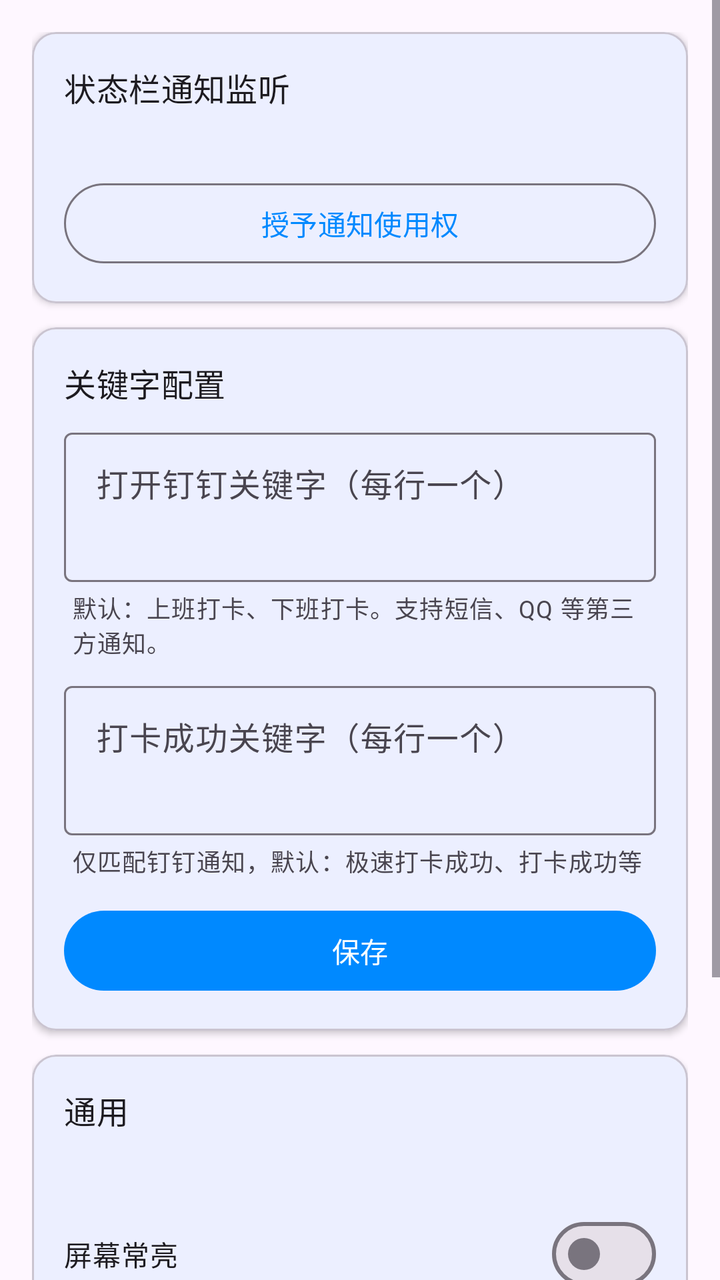
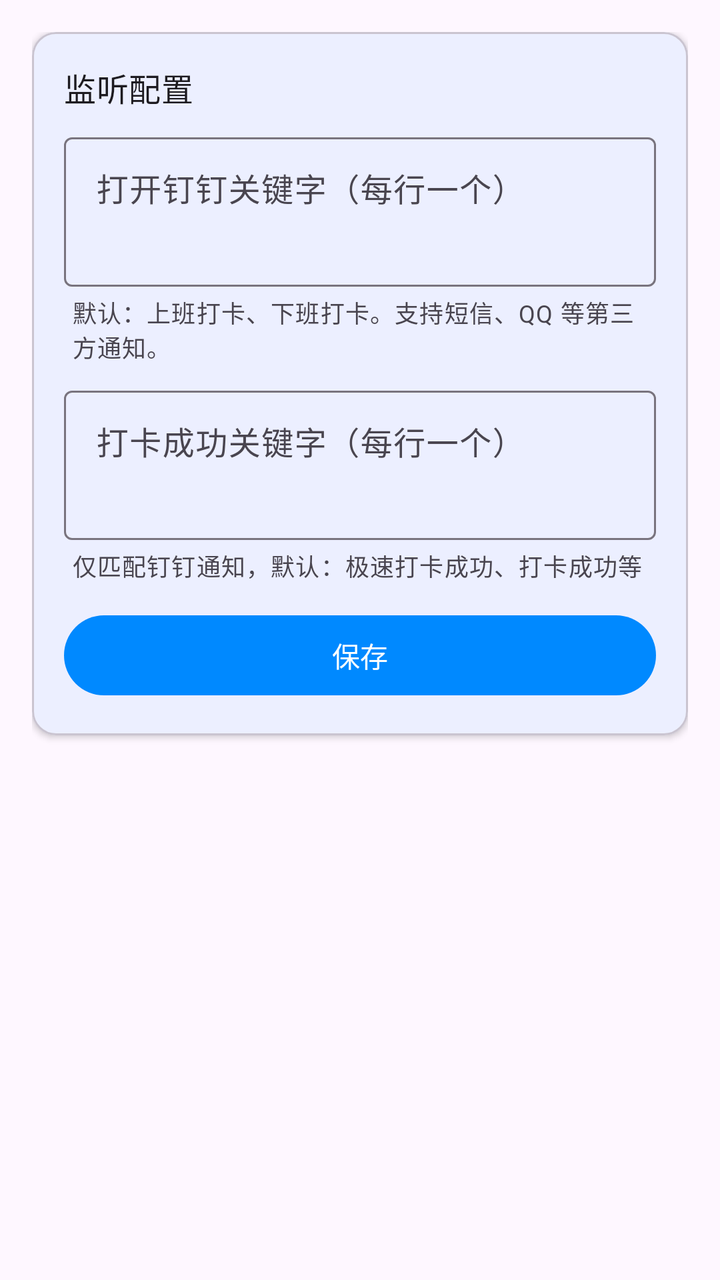

Compare the two renders of this Android layout. The source of the first and the diff that turns it into the second are given below.
<!-- AndroidManifest.xml: application theme Theme.DDTask -->
<!-- res/layout/fragment_settings_notification.xml -->
<?xml version="1.0" encoding="utf-8"?>
<ScrollView
    xmlns:android="http://schemas.android.com/apk/res/android"
    xmlns:app="http://schemas.android.com/apk/res-auto"
    android:layout_width="match_parent"
    android:layout_height="match_parent"
    android:fillViewport="true">

    <LinearLayout
        android:layout_width="match_parent"
        android:layout_height="wrap_content"
        android:orientation="vertical"
        android:padding="16dp">

        <com.google.android.material.card.MaterialCardView
            android:layout_width="match_parent"
            android:layout_height="wrap_content"
            app:cardElevation="2dp">

            <LinearLayout
                android:layout_width="match_parent"
                android:layout_height="wrap_content"
                android:orientation="vertical"
                android:padding="16dp">

                <TextView
                    android:layout_width="wrap_content"
                    android:layout_height="wrap_content"
                    android:text="@string/settings_notification_access_title"
                    android:textAppearance="?attr/textAppearanceTitleMedium" />

                <TextView
                    android:id="@+id/status_listener"
                    android:layout_width="wrap_content"
                    android:layout_height="wrap_content"
                    android:layout_marginTop="8dp"
                    android:textAppearance="?attr/textAppearanceBodySmall" />

                <com.google.android.material.button.MaterialButton
                    android:id="@+id/btn_grant_listener"
                    style="@style/Widget.Material3.Button.OutlinedButton"
                    android:layout_width="match_parent"
                    android:layout_height="wrap_content"
                    android:layout_marginTop="8dp"
                    android:text="@string/grant_notification_access" />

            </LinearLayout>

        </com.google.android.material.card.MaterialCardView>

        <com.google.android.material.card.MaterialCardView
            android:layout_width="match_parent"
            android:layout_height="wrap_content"
            android:layout_marginTop="12dp"
            app:cardElevation="2dp">

            <LinearLayout
                android:layout_width="match_parent"
                android:layout_height="wrap_content"
                android:orientation="vertical"
                android:padding="16dp">

                <TextView
                    android:layout_width="wrap_content"
                    android:layout_height="wrap_content"
                    android:text="@string/notification_keywords_title"
                    android:textAppearance="?attr/textAppearanceTitleMedium" />

                <LinearLayout
                    android:id="@+id/layout_keywords_summary"
                    android:layout_width="match_parent"
                    android:layout_height="wrap_content"
                    android:layout_marginTop="8dp"
                    android:orientation="vertical"
                    android:visibility="gone">

                    <TextView
                        android:id="@+id/tv_keywords_summary"
                        android:layout_width="match_parent"
                        android:layout_height="wrap_content"
                        android:textAppearance="?attr/textAppearanceBodyMedium" />

                    <com.google.android.material.button.MaterialButton
                        android:id="@+id/btn_edit_keywords"
                        style="@style/Widget.Material3.Button.TextButton"
                        android:layout_width="wrap_content"
                        android:layout_height="wrap_content"
                        android:text="@string/edit_keywords_config" />

                </LinearLayout>

                <LinearLayout
                    android:id="@+id/layout_keywords_form"
                    android:layout_width="match_parent"
                    android:layout_height="wrap_content"
                    android:layout_marginTop="8dp"
                    android:orientation="vertical">

                    <com.google.android.material.textfield.TextInputLayout
                        android:layout_width="match_parent"
                        android:layout_height="wrap_content"
                        android:hint="@string/trigger_keywords_hint">

                        <com.google.android.material.textfield.TextInputEditText
                            android:id="@+id/et_trigger_keywords"
                            android:layout_width="match_parent"
                            android:layout_height="wrap_content"
                            android:gravity="top"
                            android:inputType="textMultiLine"
                            android:minLines="2" />

                    </com.google.android.material.textfield.TextInputLayout>

                    <TextView
                        android:layout_width="wrap_content"
                        android:layout_height="wrap_content"
                        android:layout_marginStart="4dp"
                        android:layout_marginTop="4dp"
                        android:text="@string/trigger_keywords_help"
                        android:textAppearance="?attr/textAppearanceBodySmall"
                        android:textColor="?android:attr/textColorSecondary" />

                    <com.google.android.material.textfield.TextInputLayout
                        android:layout_width="match_parent"
                        android:layout_height="wrap_content"
                        android:layout_marginTop="8dp"
                        android:hint="@string/success_keywords_hint">

                        <com.google.android.material.textfield.TextInputEditText
                            android:id="@+id/et_success_keywords"
                            android:layout_width="match_parent"
                            android:layout_height="wrap_content"
                            android:gravity="top"
                            android:inputType="textMultiLine"
                            android:minLines="2" />

                    </com.google.android.material.textfield.TextInputLayout>

                    <TextView
                        android:layout_width="wrap_content"
                        android:layout_height="wrap_content"
                        android:layout_marginStart="4dp"
                        android:layout_marginTop="4dp"
                        android:text="@string/success_keywords_help"
                        android:textAppearance="?attr/textAppearanceBodySmall"
                        android:textColor="?android:attr/textColorSecondary" />

                    <com.google.android.material.button.MaterialButton
                        android:id="@+id/btn_save_keywords"
                        android:layout_width="match_parent"
                        android:layout_height="wrap_content"
                        android:layout_marginTop="12dp"
                        android:text="@string/save" />

                </LinearLayout>

            </LinearLayout>

        </com.google.android.material.card.MaterialCardView>

        <com.google.android.material.card.MaterialCardView
            android:layout_width="match_parent"
            android:layout_height="wrap_content"
            android:layout_marginTop="12dp"
            app:cardElevation="2dp">

            <LinearLayout
                android:layout_width="match_parent"
                android:layout_height="wrap_content"
                android:orientation="vertical"
                android:padding="16dp">

                <TextView
                    android:layout_width="wrap_content"
                    android:layout_height="wrap_content"
                    android:text="@string/settings_general_title"
                    android:textAppearance="?attr/textAppearanceTitleMedium" />

                <TextView
                    android:id="@+id/status_dingtalk"
                    android:layout_width="wrap_content"
                    android:layout_height="wrap_content"
                    android:layout_marginTop="8dp"
                    android:textAppearance="?attr/textAppearanceBodySmall" />

                <com.google.android.material.materialswitch.MaterialSwitch
                    android:id="@+id/switch_keep_screen_on"
                    android:layout_width="match_parent"
                    android:layout_height="wrap_content"
                    android:layout_marginTop="12dp"
                    android:text="@string/keep_screen_on" />

                <TextView
                    android:layout_width="wrap_content"
                    android:layout_height="wrap_content"
                    android:layout_marginStart="4dp"
                    android:text="@string/keep_screen_on_desc"
                    android:textAppearance="?attr/textAppearanceBodySmall"
                    android:textColor="?android:attr/textColorSecondary" />

                <com.google.android.material.materialswitch.MaterialSwitch
                    android:id="@+id/switch_dim_screen"
                    android:layout_width="match_parent"
                    android:layout_height="wrap_content"
                    android:layout_marginTop="12dp"
                    android:text="@string/dim_screen" />

                <TextView
                    android:layout_width="wrap_content"
                    android:layout_height="wrap_content"
                    android:layout_marginStart="4dp"
                    android:text="@string/dim_screen_desc"
                    android:textAppearance="?attr/textAppearanceBodySmall"
                    android:textColor="?android:attr/textColorSecondary" />

                <com.google.android.material.button.MaterialButton
                    android:id="@+id/btn_recheck_permissions"
                    style="@style/Widget.Material3.Button.OutlinedButton"
                    android:layout_width="match_parent"
                    android:layout_height="wrap_content"
                    android:layout_marginTop="12dp"
                    android:text="@string/permission_setup_recheck" />

            </LinearLayout>

        </com.google.android.material.card.MaterialCardView>

    </LinearLayout>

</ScrollView>
<!-- resources referenced by this layout -->
<resources>
  <string name="dim_screen">屏幕最暗</string>
  <string name="dim_screen_desc">开启后屏幕亮度调至最低</string>
  <string name="edit_keywords_config">修改配置</string>
  <string name="grant_notification_access">授予通知使用权</string>
  <string name="keep_screen_on">屏幕常亮</string>
  <string name="keep_screen_on_desc">定时打开钉钉时，屏幕保持常亮不熄灭</string>
  <string name="notification_keywords_title">关键字配置</string>
  <string name="permission_setup_recheck">重新检查权限</string>
  <string name="save">保存</string>
  <string name="settings_general_title">通用</string>
  <string name="settings_notification_access_title">状态栏通知监听</string>
  <string name="success_keywords_help">仅匹配钉钉通知，默认：极速打卡成功、打卡成功等</string>
  <string name="success_keywords_hint">打卡成功关键字（每行一个）</string>
  <string name="trigger_keywords_help">默认：上班打卡、下班打卡。支持短信、QQ 等第三方通知。</string>
  <string name="trigger_keywords_hint">打开钉钉关键字（每行一个）</string>
  <style name="Theme.DDTask" parent="Theme.Material3.Light.NoActionBar">
          <item name="colorPrimary">@color/primary</item>
          <item name="colorPrimaryDark">@color/primary_dark</item>
          <item name="colorSecondary">@color/secondary</item>
      </style>
  <color name="primary">#0089FF</color>
  <color name="primary_dark">#0066CC</color>
  <color name="secondary">#FF6B35</color>
</resources>

<!-- the commit's change to res/layout/fragment_settings_notification.xml (unified diff, before → after) -->
@@ -26,44 +26,7 @@
                 <TextView
                     android:layout_width="wrap_content"
                     android:layout_height="wrap_content"
-                    android:text="@string/settings_notification_access_title"
-                    android:textAppearance="?attr/textAppearanceTitleMedium" />
-
-                <TextView
-                    android:id="@+id/status_listener"
-                    android:layout_width="wrap_content"
-                    android:layout_height="wrap_content"
-                    android:layout_marginTop="8dp"
-                    android:textAppearance="?attr/textAppearanceBodySmall" />
-
-                <com.google.android.material.button.MaterialButton
-                    android:id="@+id/btn_grant_listener"
-                    style="@style/Widget.Material3.Button.OutlinedButton"
-                    android:layout_width="match_parent"
-                    android:layout_height="wrap_content"
-                    android:layout_marginTop="8dp"
-                    android:text="@string/grant_notification_access" />
-
-            </LinearLayout>
-
-        </com.google.android.material.card.MaterialCardView>
-
-        <com.google.android.material.card.MaterialCardView
-            android:layout_width="match_parent"
-            android:layout_height="wrap_content"
-            android:layout_marginTop="12dp"
-            app:cardElevation="2dp">
-
-            <LinearLayout
-                android:layout_width="match_parent"
-                android:layout_height="wrap_content"
-                android:orientation="vertical"
-                android:padding="16dp">
-
-                <TextView
-                    android:layout_width="wrap_content"
-                    android:layout_height="wrap_content"
-                    android:text="@string/notification_keywords_title"
+                    android:text="@string/listen_config_title"
                     android:textAppearance="?attr/textAppearanceTitleMedium" />
 
                 <LinearLayout
@@ -158,73 +121,6 @@
 
         </com.google.android.material.card.MaterialCardView>
 
-        <com.google.android.material.card.MaterialCardView
-            android:layout_width="match_parent"
-            android:layout_height="wrap_content"
-            android:layout_marginTop="12dp"
-            app:cardElevation="2dp">
-
-            <LinearLayout
-                android:layout_width="match_parent"
-                android:layout_height="wrap_content"
-                android:orientation="vertical"
-                android:padding="16dp">
-
-                <TextView
-                    android:layout_width="wrap_content"
-                    android:layout_height="wrap_content"
-                    android:text="@string/settings_general_title"
-                    android:textAppearance="?attr/textAppearanceTitleMedium" />
-
-                <TextView
-                    android:id="@+id/status_dingtalk"
-                    android:layout_width="wrap_content"
-                    android:layout_height="wrap_content"
-                    android:layout_marginTop="8dp"
-                    android:textAppearance="?attr/textAppearanceBodySmall" />
-
-                <com.google.android.material.materialswitch.MaterialSwitch
-                    android:id="@+id/switch_keep_screen_on"
-                    android:layout_width="match_parent"
-                    android:layout_height="wrap_content"
-                    android:layout_marginTop="12dp"
-                    android:text="@string/keep_screen_on" />
-
-                <TextView
-                    android:layout_width="wrap_content"
-                    android:layout_height="wrap_content"
-                    android:layout_marginStart="4dp"
-                    android:text="@string/keep_screen_on_desc"
-                    android:textAppearance="?attr/textAppearanceBodySmall"
-                    android:textColor="?android:attr/textColorSecondary" />
-
-                <com.google.android.material.materialswitch.MaterialSwitch
-                    android:id="@+id/switch_dim_screen"
-                    android:layout_width="match_parent"
-                    android:layout_height="wrap_content"
-                    android:layout_marginTop="12dp"
-                    android:text="@string/dim_screen" />
-
-                <TextView
-                    android:layout_width="wrap_content"
-                    android:layout_height="wrap_content"
-                    android:layout_marginStart="4dp"
-                    android:text="@string/dim_screen_desc"
-                    android:textAppearance="?attr/textAppearanceBodySmall"
-                    android:textColor="?android:attr/textColorSecondary" />
-
-                <com.google.android.material.button.MaterialButton
-                    android:id="@+id/btn_recheck_permissions"
-                    style="@style/Widget.Material3.Button.OutlinedButton"
-                    android:layout_width="match_parent"
-                    android:layout_height="wrap_content"
-                    android:layout_marginTop="12dp"
-                    android:text="@string/permission_setup_recheck" />
-
-            </LinearLayout>
-
-        </com.google.android.material.card.MaterialCardView>
-
     </LinearLayout>
 
 </ScrollView>
<!-- resource entries referenced after the edit -->
@@ -1,16 +1,8 @@
 <!-- resources referenced by this layout -->
 <resources>
-  <string name="dim_screen">屏幕最暗</string>
-  <string name="dim_screen_desc">开启后屏幕亮度调至最低</string>
   <string name="edit_keywords_config">修改配置</string>
-  <string name="grant_notification_access">授予通知使用权</string>
-  <string name="keep_screen_on">屏幕常亮</string>
-  <string name="keep_screen_on_desc">定时打开钉钉时，屏幕保持常亮不熄灭</string>
-  <string name="notification_keywords_title">关键字配置</string>
-  <string name="permission_setup_recheck">重新检查权限</string>
+  <string name="listen_config_title">监听配置</string>
   <string name="save">保存</string>
-  <string name="settings_general_title">通用</string>
-  <string name="settings_notification_access_title">状态栏通知监听</string>
   <string name="success_keywords_help">仅匹配钉钉通知，默认：极速打卡成功、打卡成功等</string>
   <string name="success_keywords_hint">打卡成功关键字（每行一个）</string>
   <string name="trigger_keywords_help">默认：上班打卡、下班打卡。支持短信、QQ 等第三方通知。</string>
